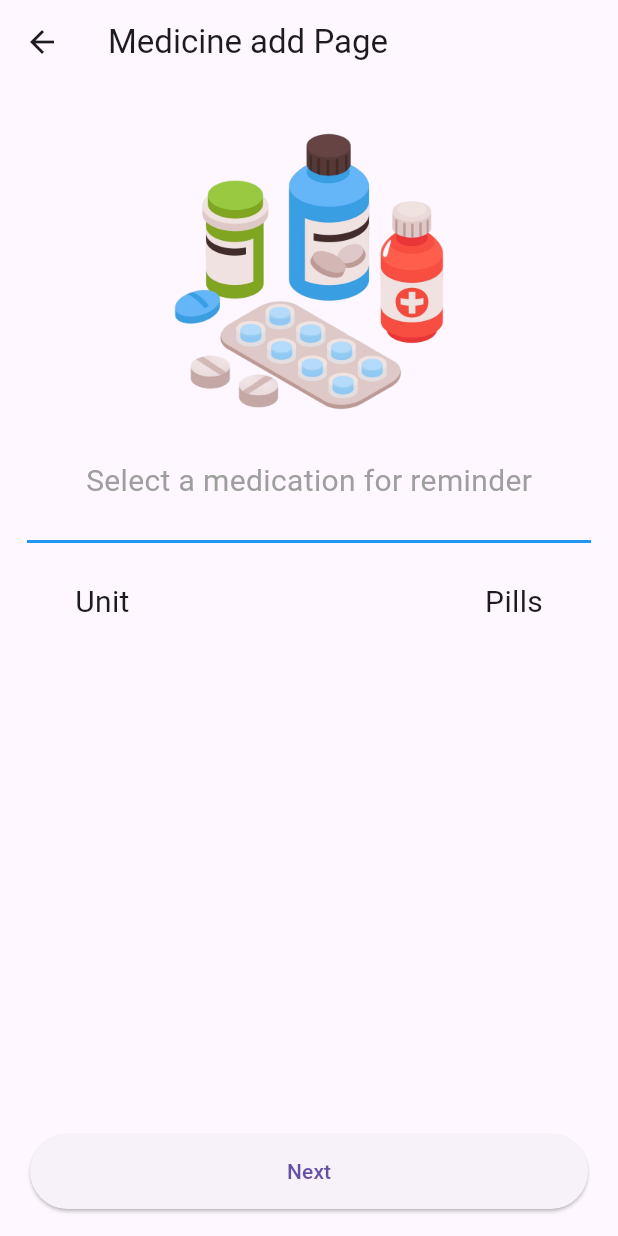
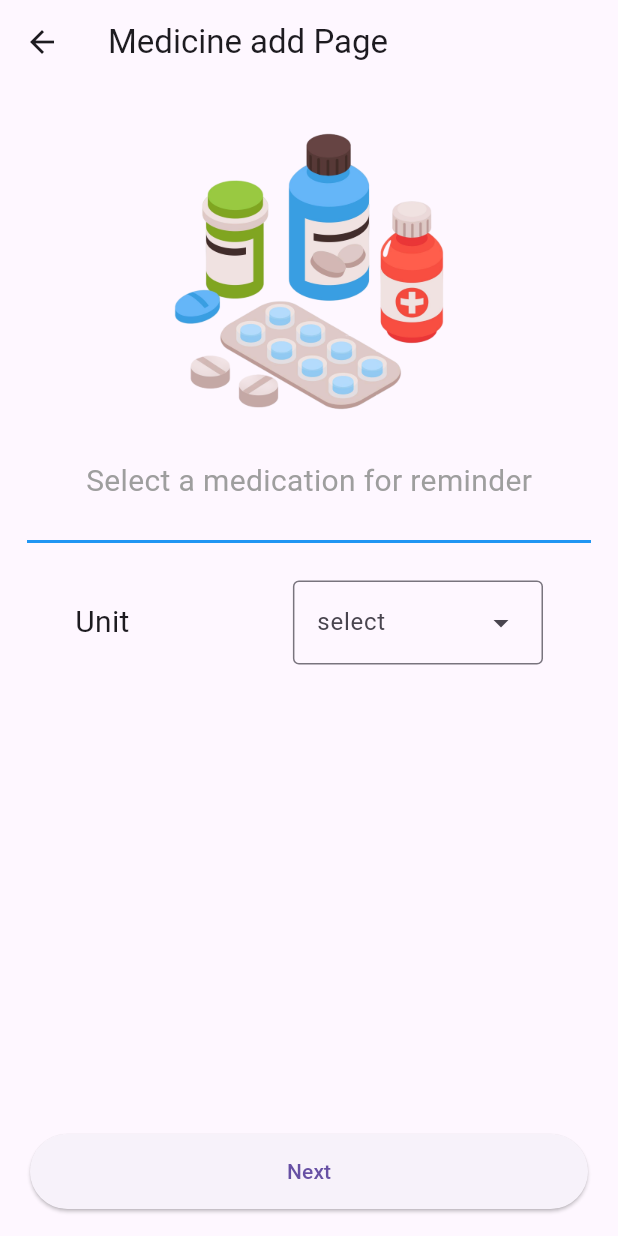
Before and after one commit to Shinigami-7/Final-Year-Project, a Flutter app: the AddMed screen opened directly, on a phone screen of 412 x 824 dp. Run offline on Flutter 3.47's test engine with Material 3 defaults, Android fonts, the phone set to English and light mode, and no system bars; our stand-ins replace carousel_slider.

Commit message:
adding dropdown menu

```diff
--- a/lib/add_med.dart
+++ b/lib/add_med.dart
@@ -1,4 +1,3 @@
-import 'dart:ffi';
 
 import 'package:flutter/material.dart';
 import 'package:projectk/treatment_page.dart';
@@ -31,7 +30,18 @@ class AddMed extends StatelessWidget {
                 children: [
                   Text("Unit", style: TextStyle(fontSize: 20),),
                   Spacer(),
-                  Text("Pills",style: TextStyle(fontSize: 20)),
+                  DropdownMenu(
+                    hintText: "select",
+                    // enableSearch: true,
+                    // enableFilter: true,
+
+                    dropdownMenuEntries: <DropdownMenuEntry<Text>>[
+
+                      DropdownMenuEntry(value: Text("Mylod 2.5"), label: "Mylod 2.5"),
+                      DropdownMenuEntry(value: Text("Mylod 5"), label: "Mylod 5"),
+                      DropdownMenuEntry(value: Text("Metformin"), label: "Metformin"),
+                      DropdownMenuEntry(value: Text("Cat"), label: "car"),
+                    ],)
                 ],
               ),
             ),
--- a/lib/next.dart
+++ b/lib/next.dart
@@ -1,4 +1,3 @@
-import 'dart:ffi';
 
 import 'package:flutter/material.dart';
 import 'package:projectk/treatment_page.dart';
```
